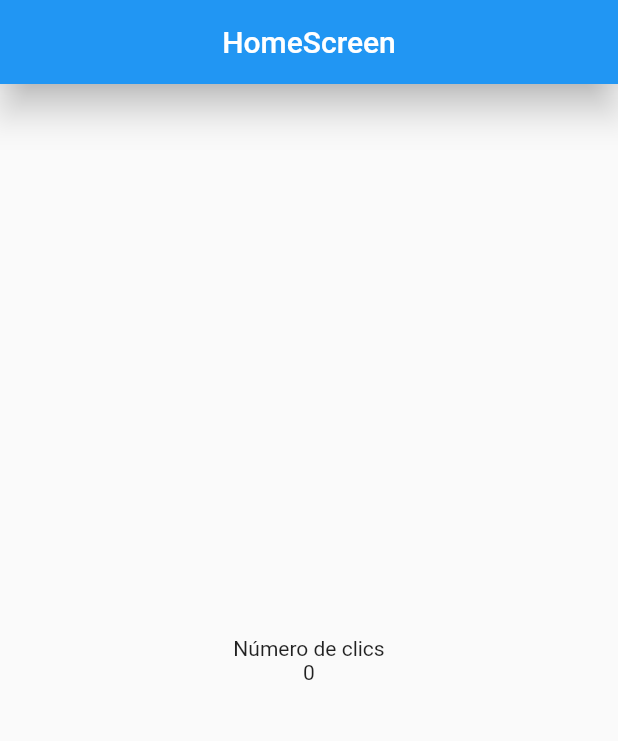
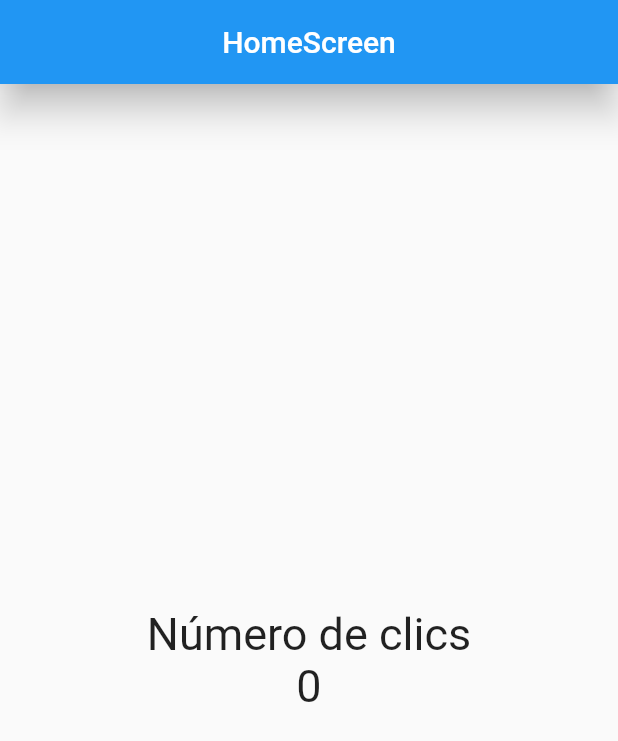
Before and after one commit to alejorom/counter_app, a Flutter app: the screen it shows after launch, on a phone screen of 412 x 824 dp. Shown: the top 741 px of the screen. Run offline on Flutter 3.47's test engine with Material 2 defaults, Android fonts, the light colour scheme and no system bars.

Commit message:
Crear variable TextStyle

```diff
--- a/lib/screens/home_screen.dart
+++ b/lib/screens/home_screen.dart
@@ -5,6 +5,8 @@ class HomeScreen extends StatelessWidget {
 
   @override
   Widget build(BuildContext context) {
+    const fontSize30 = TextStyle(fontSize: 30.0);
+
     return Scaffold(
       appBar: AppBar(
         title: const Center(
@@ -16,8 +18,8 @@ class HomeScreen extends StatelessWidget {
         child: Column(
           mainAxisAlignment: MainAxisAlignment.center,
           children: const <Widget>[
-            Text('Número de clics'),
-            Text('0'),
+            Text('Número de clics', style: fontSize30),
+            Text('0', style: fontSize30),
           ],
         ),
       ),
```
